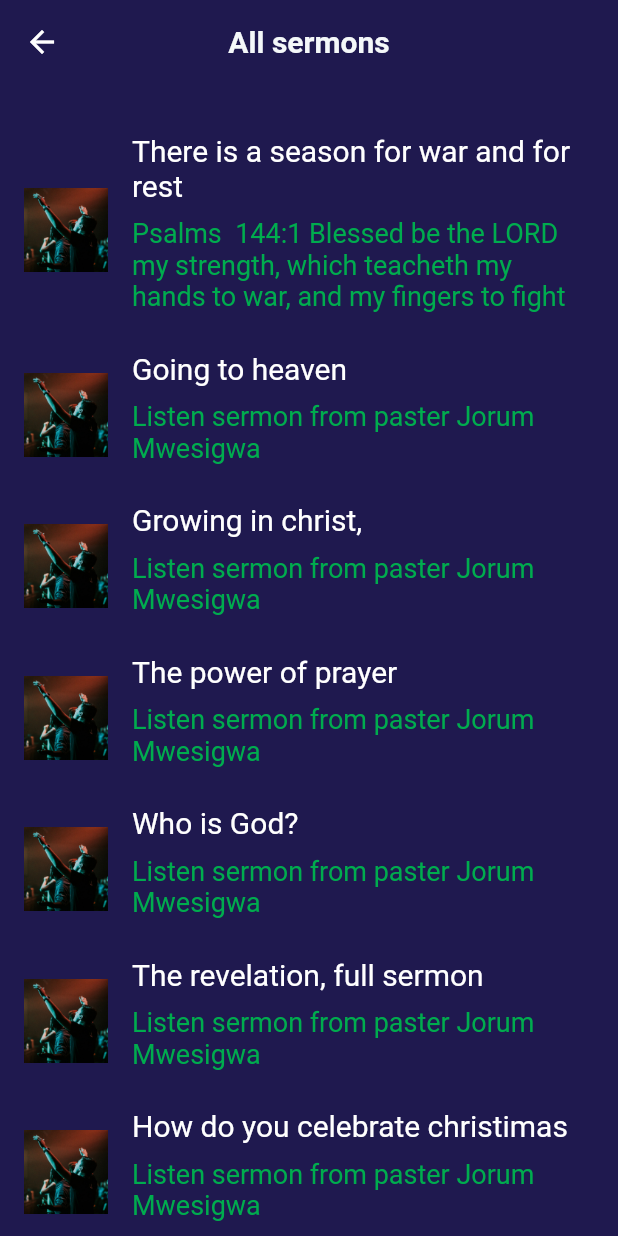
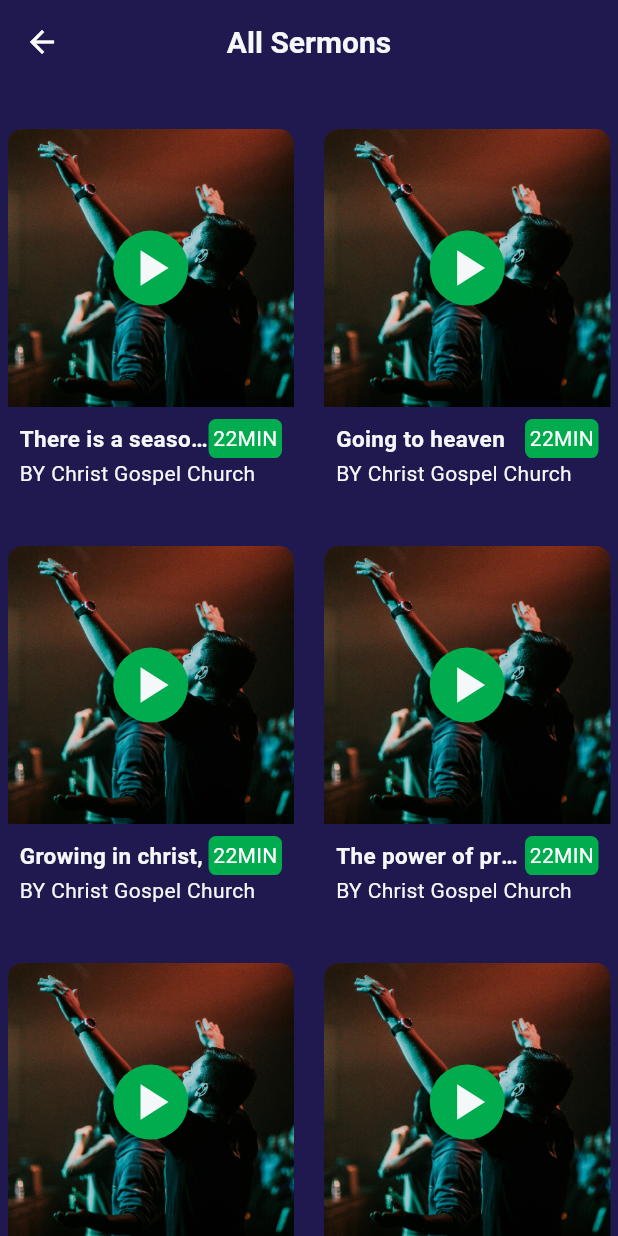
Before and after one commit to kasujjabash/Arise, a Flutter app: the screen it shows after launch, after a tap on "Get started", after a tap on "See all", on a phone screen of 412 x 824 dp. Run offline on Flutter 3.47's test engine with Material 3 defaults, Android fonts, the phone set to English and light mode, and no system bars; our stand-ins replace audioplayers, firebase_core, google_nav_bar; accounts and stored records are empty.

Commit message:
Sermons tile on the sermons screen is updated

```diff
--- /dev/null
+++ b/lib/cmponets/drawer_tiles.dart
@@ -0,0 +1,28 @@
+import 'package:flutter/material.dart';
+
+class DrawerTiles extends StatelessWidget {
+  final String drawertilename;
+  final IconData icondata;
+  final Function()? onTap;
+  const DrawerTiles(
+      {super.key, required this.drawertilename, required this.icondata, required this.onTap});
+
+  @override
+  Widget build(BuildContext context) {
+    return GestureDetector(
+      onTap: onTap,
+      child: ListTile(
+        leading: Icon(
+          icondata,
+          color: Colors.white,
+        ),
+        title: Text(
+          drawertilename,
+          style: const TextStyle(
+            color: Colors.white,
+          ),
+        ),
+      ),
+    );
+  }
+}
--- a/lib/cmponets/my_banner.dart
+++ b/lib/cmponets/my_banner.dart
@@ -26,7 +26,7 @@ class HomeBanner extends StatelessWidget {
                 crossAxisAlignment: CrossAxisAlignment.start,
                 children: [
                   // Banner text
-                 const Flexible(
+                  const Flexible(
                     child: Text(
                       'Arise Community Church\nSermon Center',
                       style: TextStyle(
@@ -38,7 +38,7 @@ class HomeBanner extends StatelessWidget {
                   ),
                   // Banner text
                   const SizedBox(height: 5),
-                 const Flexible(
+                  const Flexible(
                     child: Text(
                       'Your Spiritual Journey Begins.',
                       style: TextStyle(
@@ -55,7 +55,7 @@ class HomeBanner extends StatelessWidget {
                       borderRadius: BorderRadius.circular(10),
                     ),
                     child: const Text(
-                      "Get started",
+                      "Send prayer request",
                       style: TextStyle(color: AppColors.accentColor),
                     ),
                   ),
--- a/lib/cmponets/my_drawer.dart
+++ b/lib/cmponets/my_drawer.dart
@@ -1,3 +1,6 @@
+import 'package:arise/Theme/app_colors.dart';
+import 'package:arise/cmponets/drawer_tiles.dart';
+
 import 'package:flutter/material.dart';
 
 class MyDrawer extends StatelessWidget {
@@ -6,7 +9,35 @@ class MyDrawer extends StatelessWidget {
   @override
   Widget build(BuildContext context) {
     return Drawer(
+      backgroundColor: AppColors.background,
+      child: Column(
+        children: [
+          DrawerHeader(
+            child: Column(
+              children: [
+                // contact us
+                DrawerTiles(
+                  icondata: Icons.phone,
+                  drawertilename: 'Contact Us',
+                  onTap: () {
+                    //pop the drawer
+                    Navigator.pop(context);
+                    //Open display a dialog
+                  },
+                ),
 
+                //share app
+
+                DrawerTiles(
+                  icondata: Icons.share,
+                  drawertilename: 'Share App',
+                  onTap: () {},
+                ),
+              ],
+            ),
+          ),
+        ],
+      ),
     );
   }
 }
--- /dev/null
+++ b/lib/cmponets/sermons_tile.dart
@@ -0,0 +1,104 @@
+import 'package:arise/Theme/app_colors.dart';
+import 'package:flutter/material.dart';
+
+import '../models/sermon_model.dart';
+
+class SermonTile extends StatelessWidget {
+  final Sermon sermon;
+  const SermonTile({super.key, required this.sermon});
+
+  @override
+  Widget build(BuildContext context) {
+    return Padding(
+      padding: const EdgeInsets.symmetric(horizontal: 5, vertical: 5),
+      child: Container(
+        decoration: BoxDecoration(
+          color: AppColors.background,
+          borderRadius: BorderRadius.circular(10),
+        ),
+        width: MediaQuery.of(context).size.width,
+        child: Column(
+          crossAxisAlignment: CrossAxisAlignment.start,
+          children: [
+            Stack(
+              alignment: Alignment.center,
+              children: [
+                Container(
+                  width: MediaQuery.of(context).size.width,
+                  height: MediaQuery.of(context).size.width * 0.45,
+                  decoration: BoxDecoration(
+                    // color: Theme.of(context).primaryColor,
+                    borderRadius: const BorderRadius.only(
+                      topLeft: Radius.circular(10),
+                      topRight: Radius.circular(10),
+                    ),
+                    image: DecorationImage(
+                      image: AssetImage(sermon.imageUrl),
+                      fit: BoxFit.cover,
+                    ),
+                  ),
+                ),
+                Container(
+                  height: 50,
+                  width: 50,
+                  decoration: const BoxDecoration(
+                    shape: BoxShape.circle,
+                    color: AppColors.secondaryColor,
+                  ),
+                  child: const Icon(
+                    Icons.play_arrow,
+                    color: AppColors.accentColor,
+                    size: 40,
+                  ),
+                ),
+              ],
+            ),
+            Padding(
+              padding: const EdgeInsets.all(8.0),
+              child: Column(
+                crossAxisAlignment: CrossAxisAlignment.start,
+                children: [
+                  Row(
+                    mainAxisAlignment: MainAxisAlignment.spaceBetween,
+                    children: [
+                      Flexible(
+                        child: Text(
+                          sermon.title,
+                          style: const TextStyle(
+                            fontWeight: FontWeight.bold,
+                            fontSize: 15,
+                            color: AppColors.accentColor,
+                          ),
+                          overflow: TextOverflow.ellipsis,
+                        ),
+                      ),
+                      Container(
+                        padding: const EdgeInsets.all(3),
+                        decoration: BoxDecoration(
+                          color: AppColors.secondaryColor,
+                          borderRadius: BorderRadius.circular(5),
+                        ),
+                        child: const Text(
+                          '22MIN',
+                          style: TextStyle(color: Colors.white),
+                        ),
+                      ),
+                    ],
+                  ),
+
+                  //Church name
+                  const Text(
+                    'BY Christ Gospel Church',
+                    style: TextStyle(
+                      color: AppColors.accentColor,
+                    ),
+                  )
+                ],
+              ),
+            ),
+          ],
+        ),
+      ),
+    );
+  }
+}
--- a/lib/pages/home_page.dart
+++ b/lib/pages/home_page.dart
@@ -5,7 +5,7 @@ import 'package:flutter/material.dart';
 import '../cmponets/my_bottom_navbar.dart';
 import '../screen/all_sermon_screen.dart';
 import '../screen/favourites_screen.dart';
-import '../cmponets/my_tab_bar.dart';
+// import '../cmponets/my_tab_bar.dart';
 
 class HomePage extends StatefulWidget {
   const HomePage({super.key});
--- a/lib/screen/all_sermon_screen.dart
+++ b/lib/screen/all_sermon_screen.dart
@@ -1,39 +1,32 @@
 import 'package:arise/Theme/app_colors.dart';
+import 'package:arise/cmponets/sermons_tile.dart';
 import 'package:arise/models/sermon_model.dart';
 import 'package:arise/models/sermon_provider.dart';
 import 'package:arise/pages/sermon_page.dart';
 import 'package:flutter/material.dart';
 import 'package:provider/provider.dart';
 
-class AllSermonsScreen extends StatefulWidget {
+class AllSermonsScreen extends StatelessWidget {
   const AllSermonsScreen({super.key});
 
-  @override
-  State<AllSermonsScreen> createState() => _AllSermonsScreenState();
-}
-
-class _AllSermonsScreenState extends State<AllSermonsScreen> {
-  //get the sermon provider
-  late final dynamic sermonProvider;
-
-  @override
-  void initState() {
-    super.initState();
-    //get sermon provider
-    sermonProvider = Provider.of<SermonProvider>(context, listen: false);
-  }
-
-  //go to the paticular sermon
-  void goToSermon(int sermonIndex) {
-    //update current sermon index
+  // Go to the specific sermon
+  void goToSermon(
+      BuildContext context, SermonProvider sermonProvider, int sermonIndex) {
+    // Update current sermon index
     sermonProvider.currentSermonIndex = sermonIndex;
-    //navigate to the sermon page
+    // Navigate to the sermon page
     Navigator.push(
-        context, MaterialPageRoute(builder: (context) => const SermonPage()));
+      context,
+      MaterialPageRoute(builder: (context) => const SermonPage()),
+    );
   }
 
   @override
   Widget build(BuildContext context) {
+    // Access sermon provider from context
+    final sermonProvider = Provider.of<SermonProvider>(context);
+    final List<Sermon> sermons = sermonProvider.sermon;
+
     return Scaffold(
       backgroundColor: AppColors.background,
       appBar: AppBar(
@@ -41,81 +34,48 @@ class _AllSermonsScreenState extends State<AllSermonsScreen> {
         foregroundColor: Colors.white,
         centerTitle: true,
         title: const Text(
-            'All sermons',
-            style:
-                //  GoogleFonts.libreBaskerville(
-                // textStyle:
-                TextStyle(
+          'All Sermons',
+          style: TextStyle(
             color: AppColors.accentColor,
             fontWeight: FontWeight.bold,
-                    // letterSpacing: 1,
-                    fontSize: 20),
-            // )
+            fontSize: 20,
           ),
         ),
-        body: Consumer<SermonProvider>(builder: (context, value, child) {
-          final List<Sermon> sermon = value.sermon;
-
-          //returning a list view ui
-          return Column(
+      ),
+      body: sermons.isEmpty
+          ? const Center(
+              child: Text(
+                'No sermons available.',
+                style: TextStyle(color: Colors.white, fontSize: 16),
+              ),
+            )
+          : Column(
               children: [
-              //All sermons
-              const SizedBox(
-                height: 5,
-              ),
+                const SizedBox(height: 5),
                 const Padding(
                   padding: EdgeInsets.symmetric(horizontal: 20, vertical: 10),
                 ),
-              // lists of sermons
-
                 Expanded(
-                child: ListView.builder(
-                    itemCount: sermon.length,
+                  child: GridView.builder(
+                    itemCount: sermons.length, // Set itemCount to avoid errors
+                    gridDelegate:
+                        const SliverGridDelegateWithFixedCrossAxisCount(
+                      crossAxisCount: 2,
+                      mainAxisSpacing: 10,
+                      crossAxisSpacing: 10,
+                      childAspectRatio: 0.75, // Adjust ratio to fit layout
+                    ),
                     itemBuilder: (context, index) {
-                      //get an individual sermon
-                      final Sermon sermons = sermon[
-                          index]; // get individual sermon through the list of sermons
-
-                      // return a list tile
-                      return ListTile(
-                        title: RichText(
-                          text: TextSpan(
-                            // style: const TextStyle(fontSize: 18),
-                            children: [
-                              TextSpan(
-                                text: sermons.title,
-                                style: const TextStyle(fontSize: 20),
+                      final sermon = sermons[index];
+                      return GestureDetector(
+                        onTap: () => goToSermon(context, sermonProvider, index),
+                        child: SermonTile(sermon: sermon),
+                      );
+                    },
+                  ),
                 ),
               ],
             ),
-                        ),
-
-                        //Sermon descriptions
-                        subtitle: Padding(
-                          padding: const EdgeInsets.symmetric(vertical: 10),
-                          child: RichText(
-                            text: TextSpan(
-                              children: [
-                                TextSpan(
-                                  text: sermons.description,
-                                  style: const TextStyle(
-                                      color: AppColors.secondaryColor,
-                                      fontSize: 18),
-                                )
-                              ],
-                            ),
-                          ),
-                        ),
-                        leading: Image.asset(
-                          sermons.imageUrl,
-                          // height: 300,
-                        ),
-                        onTap: () => goToSermon(index),
     );
-                    }),
-              )
-            ],
-          );
-        }));
   }
 }
--- a/lib/screen/home_screen.dart
+++ b/lib/screen/home_screen.dart
@@ -69,11 +69,13 @@ class _HomeScreenState extends State<HomeScreen> {
         ],
       ),
       drawer: const MyDrawer(),
-        body: Consumer<SermonProvider>(builder: (context, value, child) {
+      body: Consumer<SermonProvider>(
+        builder: (context, value, child) {
           final List<Sermon> sermon = value.sermon;
 
           //returning a list view ui
-          return Column(
+          return SingleChildScrollView(
+            child: Column(
               children: [
                 //homer banner
                 const HomeBanner(),
@@ -124,8 +126,10 @@ class _HomeScreenState extends State<HomeScreen> {
                   ),
                 ),
                 // lists of sermons
-              Expanded(
+                SizedBox(
+                  height: MediaQuery.of(context).size.height,
                   child: ListView.builder(
+                    physics: const NeverScrollableScrollPhysics(),
                     itemCount: 5,
                     //  sermon.length,
                     itemBuilder: (context, index) {
@@ -134,7 +138,8 @@ class _HomeScreenState extends State<HomeScreen> {
                           index]; // get individual sermon through the list of sermons
 
                       // return a list tile
-                      return Column(children: [
+                      return Column(
+                        children: [
                           ListTile(
                             title: RichText(
                                 text: TextSpan(children: [
@@ -164,11 +169,16 @@ class _HomeScreenState extends State<HomeScreen> {
                           const SizedBox(
                             height: 20,
                           ),
-                      ]);
-                    }),
-              )
                         ],
                       );
-        }));
+                    },
+                  ),
+                ),
+              ],
+            ),
+          );
+        },
+      ),
+    );
   }
 }
--- a/lib/screen/my_profile.dart
+++ b/lib/screen/my_profile.dart
@@ -24,14 +24,15 @@ class MyProfile extends StatelessWidget {
               Navigator.push(
                 context,
                 MaterialPageRoute(
-                    builder: (context) =>  SignIn(),
+                  builder: (context) => SignIn(),
                 ),
               );
             },
             child: const Text(
               "Sign in",
               style: TextStyle(color: AppColors.secondaryColor, fontSize: 18),
-              ))
+            ),
+          )
         ],
       ),
     );
--- a/lib/screen/settings.dart
+++ b/lib/screen/settings.dart
@@ -9,7 +9,7 @@ import 'about_our_church.dart';
 class Settings extends StatelessWidget {
   Settings({super.key});
 
-  final Uri toLaunch = Uri.parse('https://linktr.ee/bashirkasujja');
+  final Uri toLaunch = Uri.parse('https://bashir-kasujja.onrender.com/');
 
   Future<void> _launchInBrowser(Uri url) async {
     if (!await launchUrl(
@@ -68,7 +68,7 @@ class Settings extends StatelessWidget {
             child: MySettingsTile(
               onTap: () => _launchInBrowser(toLaunch),
               leading: Icons.code,
-              title: "Developer's contacts",
+              title: "Contact the developer",
               tailing: Icons.arrow_forward_ios,
             ),
           ),
```
Also changed, not shown: lib/pages/sermon_page.dart (+7 -2 lines). Lines whose indentation alone changed are shown as unchanged.
